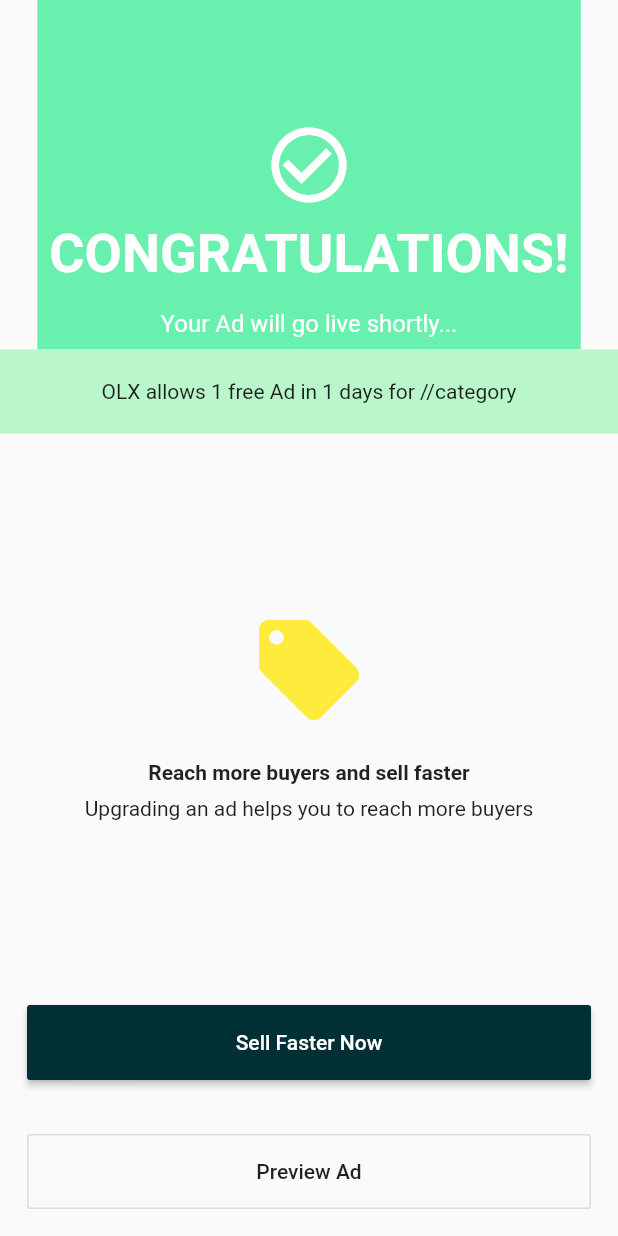
After one commit to NeatFastro/OLX-clone, a Flutter app: the Congrats screen opened directly, on a phone screen of 412 x 824 dp. The commit adds this screen. Run offline on Flutter 3.47's test engine with Material 2 defaults, Android fonts, the light colour scheme and no system bars; our stand-ins replace cloud_firestore, firebase_auth, firebase_core, firebase_messaging, firebase_storage, flutter_riverpod and 4 more; missing offline and left inert: geocoder, multi_image_picker, time_ago_provider; accounts and stored records are empty; network calls fail.

Commit message:
ready to release (alpha)

```diff
--- a/lib/code/models/ad.dart
+++ b/lib/code/models/ad.dart
@@ -13,9 +13,10 @@ class Ad {
   final String year;
   final String condition;
   final String description;
+  final int views;
   final List images;
   // approx location (lang, lat) of where the ad was posted
-  final String timeStamp;
+  final String postedAt;
   // final DateTime postedDate;
   final GeoPoint adUploadLocation;
   final List chats;
@@ -32,8 +33,9 @@ class Ad {
     this.year,
     this.condition,
     this.description,
+    this.views,
     this.images,
-    this.timeStamp,
+    this.postedAt,
     this.adUploadLocation,
     this.chats,
   });
@@ -49,8 +51,9 @@ class Ad {
       year: data['year'] ?? '',
       condition: data['condition'] ?? '',
       description: data['description'] ?? '',
+      views: data['views'] ?? 0,
       postedBy: data['postedBy'] ?? '',
-      timeStamp: data['postedAt'] ?? 'unknown post date',
+      postedAt: data['postedAt'] ?? 'post date unknown',
       // images: data['images']?? ['https://ppc.tools/wp-content/themes/ppctools/img/no-thumbnail.jpg'],
       images:
           (data['images'] as List).isEmpty ? [noTumbnailUrl] : data['images'],
@@ -70,9 +73,10 @@ class Ad {
       'year': this.year,
       'condition': this.condition,
       'description': this.description,
+      'views': this.views,
       'images': this.images,
       // 'postedAt': this.postedAt?.millisecondsSinceEpoch,
-      'postedAt': this.timeStamp,
+      'postedAt': this.postedAt,
       'chats': this.chats,
       'adUploadLocation': this.adUploadLocation,
     };
--- a/lib/code/models/notification.dart
+++ b/lib/code/models/notification.dart
@@ -1,6 +1,3 @@
-import 'dart:convert';
-
-import 'package:cloud_firestore/cloud_firestore.dart';
 
 class Notification {
   final String title;
--- a/lib/code/states/location_state.dart
+++ b/lib/code/states/location_state.dart
@@ -102,6 +102,8 @@ class LocationState extends ChangeNotifier {
   }
 
   autoCompleteSearch(String query) async {
+    print('auto complete is running');
+
     // if (query.length > 2) {
     var uri = Uri(
       scheme: 'https',
@@ -115,10 +117,12 @@ class LocationState extends ChangeNotifier {
         'key': googlePlaycesApiKey,
       },
     );
+    print('uri is $uri');
     http.Response response = await http.get(uri);
     List jsons = jsonDecode(response.body)['predictions'];
     searchSuggestions.clear();
     searchSuggestions.addAll(jsons);
+    print('fresh suggestions are: $jsons');
     notifyListeners();
     // } else {
     if (query.isEmpty) {
--- /dev/null
+++ b/lib/ui/routes/congrats.dart
@@ -0,0 +1,128 @@
+import 'package:flutter/material.dart';
+import 'package:olx_clone/code/ambience/vars.dart';
+import 'package:olx_clone/code/utils.dart';
+import 'package:olx_clone/ui/routes/ad_preview.dart';
+import 'package:olx_clone/ui/routes/buy_packages.dart';
+
+class Congrats extends StatelessWidget {
+  @override
+  Widget build(BuildContext context) {
+    return Scaffold(
+      body: SafeArea(
+        child: Center(
+          child: Column(
+            // mainAxisAlignment: MainAxisAlignment.center,
+            crossAxisAlignment: CrossAxisAlignment.center,
+            children: [
+              ColoredBox(
+                color: Colors.greenAccent,
+                child: Column(
+                  mainAxisAlignment: MainAxisAlignment.end,
+                  children: [
+                    SizedBox(
+                      height: 80,
+                    ),
+                    Icon(
+                      Icons.check_circle_outline,
+                      size: 60,
+                      color: Colors.white,
+                    ),
+                    Padding(
+                      padding: const EdgeInsets.all(8.0),
+                      child: FittedBox(
+                        child: Text(
+                          'CONGRATULATIONS!',
+                          style: TextStyle(
+                            fontSize: 36,
+                            fontWeight: FontWeight.bold,
+                            color: Colors.white,
+                          ),
+                        ),
+                      ),
+                    ),
+                    Padding(
+                      padding: const EdgeInsets.all(8.0),
+                      child: Text(
+                        'Your Ad will go live shortly...',
+                        style: TextStyle(
+                          fontSize: 16,
+                          color: Colors.white,
+                        ),
+                      ),
+                    ),
+                  ],
+                ),
+              ),
+              ColoredBox(
+                color: Colors.greenAccent[100],
+                child: Center(
+                  child: Padding(
+                    padding: const EdgeInsets.symmetric(
+                      vertical: 20,
+                      horizontal: 10,
+                    ),
+                    child:
+                        Text('OLX allows 1 free Ad in 1 days for //category'),
+                  ),
+                ),
+              ),
+              Spacer(),
+              Expanded(
+                child: Icon(
+                  Icons.local_offer,
+                  color: Colors.yellow,
+                  size: 80,
+                ),
+              ),
+              Padding(
+                padding: const EdgeInsets.all(8.0),
+                child: Text(
+                  'Reach more buyers and sell faster',
+                  style: TextStyle(
+                    // fontSize: 36,
+                    fontWeight: FontWeight.bold,
+                    // color: Colors.white,
+                  ),
+                ),
+              ),
+              Text('Upgrading an ad helps you to reach more buyers'),
+              Spacer(),
+              Padding(
+                padding: const EdgeInsets.all(18.0),
+                child: MaterialButton(
+                  color: brandColor,
+                  textColor: Colors.white,
+                  minWidth: double.infinity,
+                  height: 50,
+                  onPressed: () {
+                    goto(context, BuyPackages());
+                  },
+                  child: Text('Sell Faster Now'),
+                ),
+              ),
+              // SizedBox(
+              //   height: 20,
+              // ),
+              Padding(
+                padding: const EdgeInsets.all(18.0),
+                child: OutlineButton(
+                  color: brandColor,
+                  onPressed: () {
+                    goto(context, AdPreview());
+                  },
+                  child: SizedBox(
+                    height: 50,
+                    width: double.infinity,
+                    child: Center(
+                      child: Text('Preview Ad'),
+                    ),
+                  ),
+                ),
+              ),
+            ],
+          ),
+        ),
+      ),
+    );
+  }
+}
--- a/lib/ui/routes/explore.dart
+++ b/lib/ui/routes/explore.dart
@@ -131,7 +131,8 @@ class _ExploreState extends State<Explore> {
         ),
         SliverGrid(
           gridDelegate: SliverGridDelegateWithFixedCrossAxisCount(
-            crossAxisCount: kIsWeb ? 3 : 2,
+            // crossAxisCount: kIsWeb ? 4 : 2,
+            crossAxisCount: 2,
           ),
           delegate: SliverChildBuilderDelegate(
             (context, index) {
--- a/lib/ui/routes/location.dart
+++ b/lib/ui/routes/location.dart
@@ -29,6 +29,8 @@ class _LocationState extends State<Location> {
                 padding: const EdgeInsets.all(8.0),
                 child: TextField(
                   onChanged: (input) {
+                        // print('auto complete is running');
+
                     locationState.autoCompleteSearch(input);
                   },
                   decoration: InputDecoration(
--- a/lib/ui/widgets/ad_tile.dart
+++ b/lib/ui/widgets/ad_tile.dart
@@ -46,6 +46,7 @@ class AdTile extends StatelessWidget {
                       children: [
                         Image.network(ad.images[0]),
                         Row(
+                          crossAxisAlignment: CrossAxisAlignment.start,
                           mainAxisAlignment: MainAxisAlignment.spaceBetween,
                           children: [
                             ColoredBox(
@@ -93,7 +94,7 @@ class AdTile extends StatelessWidget {
                         Icon(Icons.location_on, size: 14),
                         Expanded(
                           child: Text(
-                            ad.timeStamp.toString(),
+                            ad.postedAt.toString(),
                             maxLines: 1,
                           ),
                         ),
```
Also changed, not shown: lib/code/states/sell_state.dart (+6 -4 lines), lib/ui/routes/ad_details.dart (+47 -8 lines), lib/ui/routes/ad_preview.dart (added, +92 -0 lines), lib/ui/routes/login.dart (+8 -5 lines), lib/ui/routes/sell.dart (+31 -3 lines), pubspec.yaml (+11 -7 lines), firebase.json (added), pubspec.lock, 22 other files.
